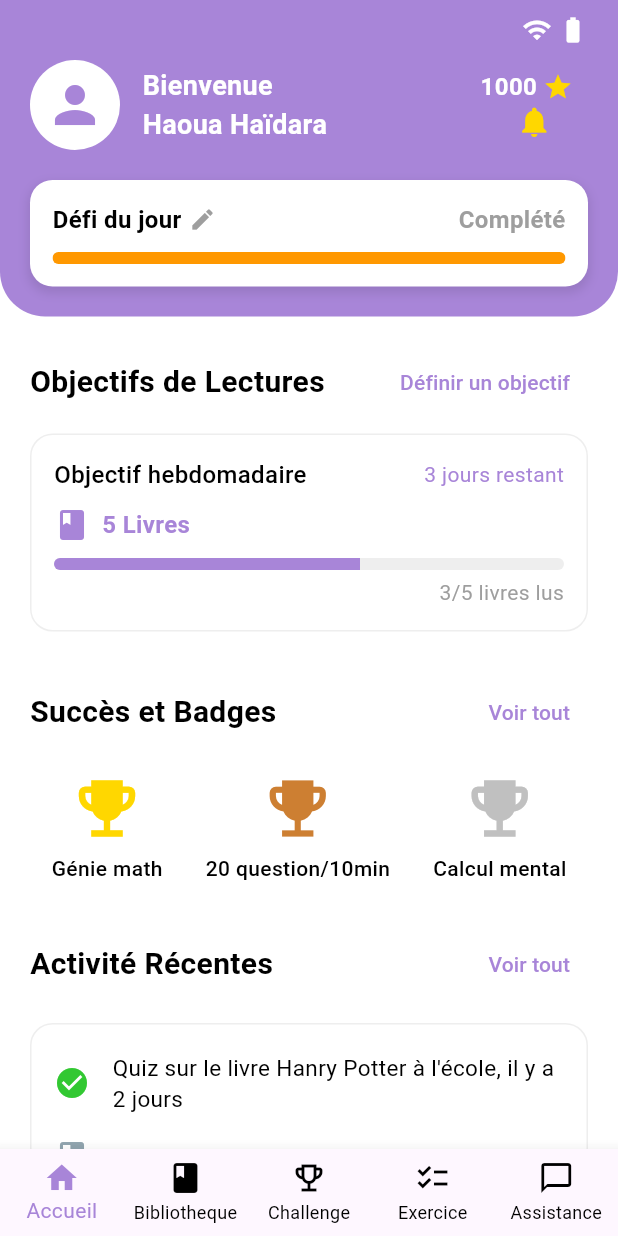
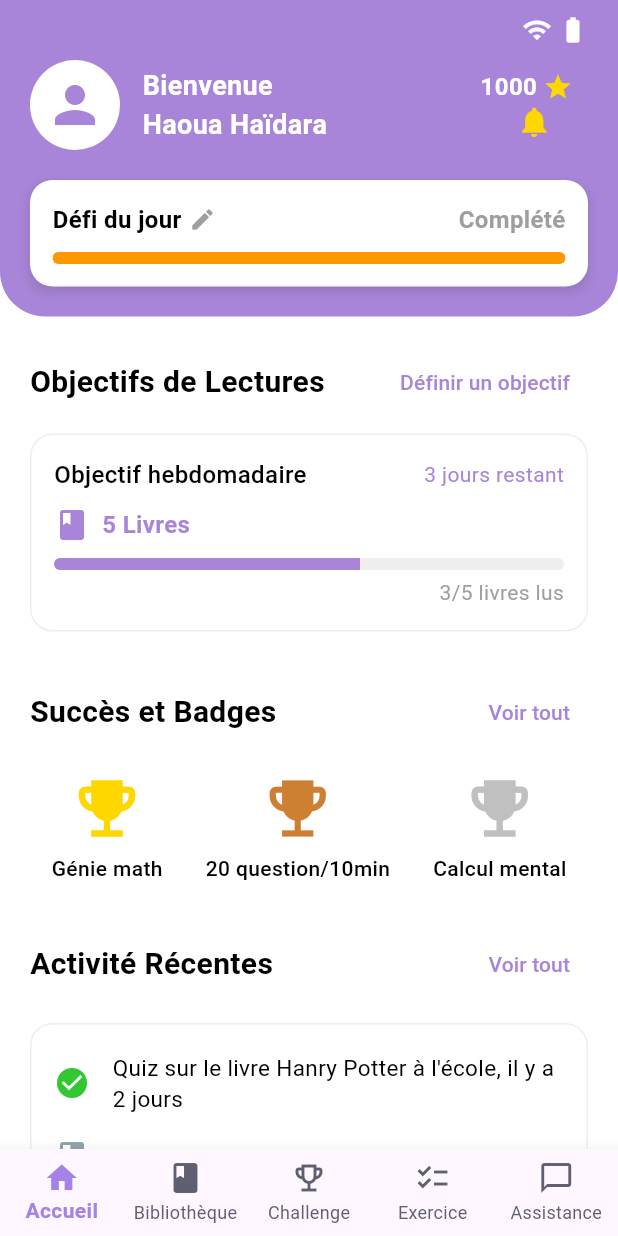
Before and after one commit to professeurdjire/Edugo, a Flutter app: the MainNavigation screen opened directly, on a phone screen of 412 x 824 dp. Run offline on Flutter 3.47's test engine with Material 3 defaults, Android fonts, the phone set to English and light mode, and no system bars.

Commit message:
Unification de la navigation principale
- Suppression de mainScreen.dart, doublon inutilisé de MainNavigation
  (les deux construisaient la même barre à 5 onglets sur les mêmes écrans)
- main_navigation : couleurs AppConst, styles de libellés, accent sur
  « Bibliothèque »

Co-Authored-By: Claude Fable 5 <noreply@anthropic.com>
Claude-Session: https://claude.ai/code/session_01QBDTuMMGVzZ9J2wiJmuvJA

```diff
--- a/lib/screens/main_navigation.dart
+++ b/lib/screens/main_navigation.dart
@@ -1,3 +1,4 @@
+import 'package:edugo/core/constants/constant.dart';
 import 'package:flutter/material.dart';
 import 'package:edugo/screens/principales/accueil/accueille.dart';
 import 'package:edugo/screens/principales/bibliotheque/bibliotheque.dart';
@@ -38,15 +39,24 @@ class _MainNavigationState extends State<MainNavigation> {
       bottomNavigationBar: BottomNavigationBar(
         type: BottomNavigationBarType.fixed,
         currentIndex: _selectedIndex,
-        selectedItemColor: const Color(0xFFA885D8),
-        unselectedItemColor: Colors.black,
+        selectedItemColor: AppConst.purpleButton,
+        unselectedItemColor: AppConst.textGrey,
+        selectedLabelStyle: const TextStyle(
+          fontWeight: FontWeight.bold,
+          fontFamily: AppConst.fontFamily,
+        ),
+        unselectedLabelStyle: const TextStyle(
+          fontFamily: AppConst.fontFamily,
+        ),
         onTap: _onItemTapped,
         items: const [
           BottomNavigationBarItem(icon: Icon(Icons.home), label: 'Accueil'),
-          BottomNavigationBarItem(icon: Icon(Icons.book), label: 'Bibliotheque'),
-          BottomNavigationBarItem(icon: Icon(Icons.emoji_events_outlined), label: 'Challenge'),
+          BottomNavigationBarItem(icon: Icon(Icons.book), label: 'Bibliothèque'),
+          BottomNavigationBarItem(
+              icon: Icon(Icons.emoji_events_outlined), label: 'Challenge'),
           BottomNavigationBarItem(icon: Icon(Icons.checklist), label: 'Exercice'),
-          BottomNavigationBarItem(icon: Icon(Icons.chat_bubble_outline), label: 'Assistance'),
+          BottomNavigationBarItem(
+              icon: Icon(Icons.chat_bubble_outline), label: 'Assistance'),
         ],
       ),
     );
```
Also changed, not shown: lib/screens/principales/mainScreen.dart (deleted, +0 -95 lines).
